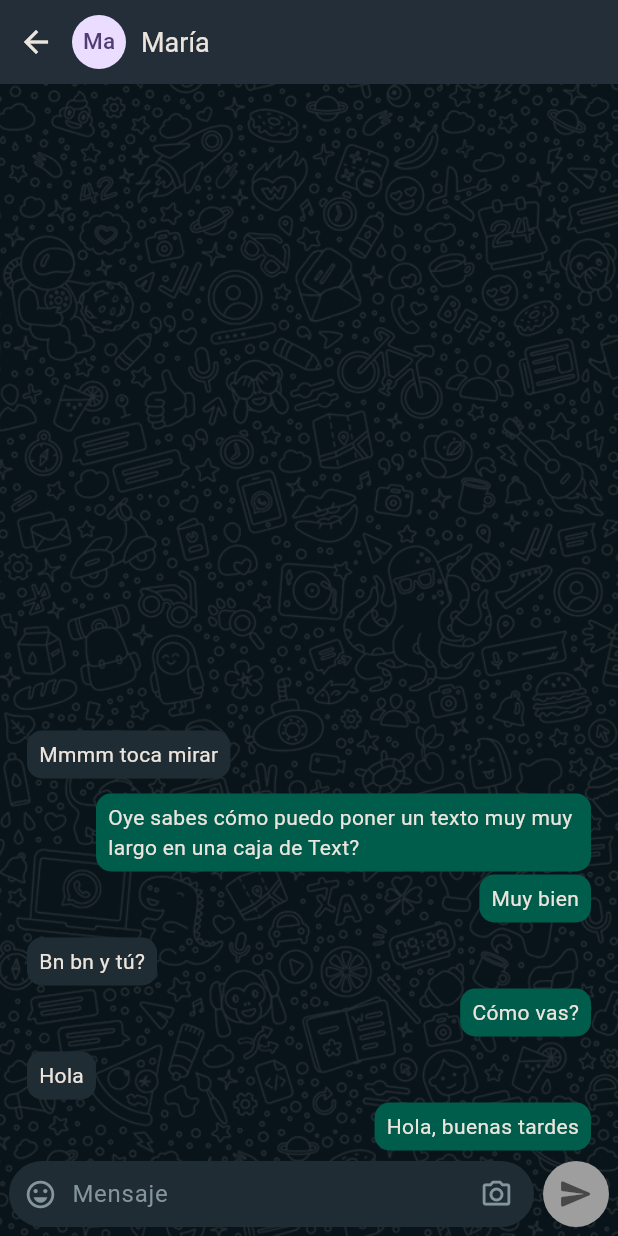
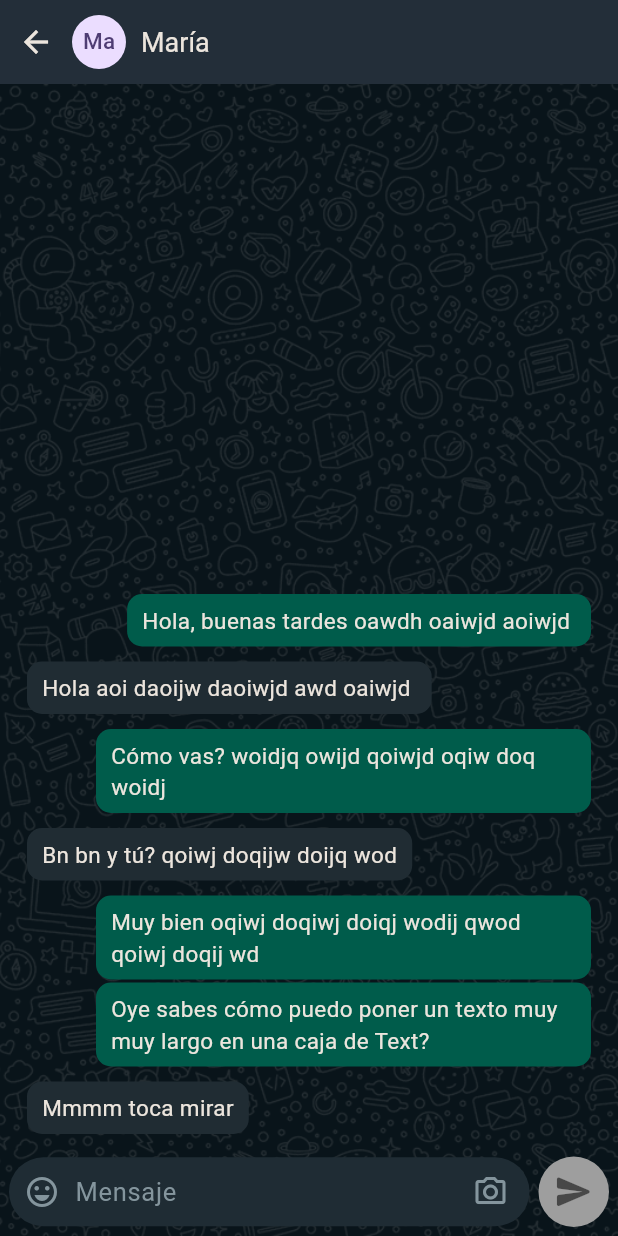
Before and after one commit to luismilopez10/realtime-chat-frontend, a Flutter app: the screen it shows after launch, after a tap on "Ma", on a phone screen of 412 x 824 dp. Run offline on Flutter 3.47's test engine with Material 3 defaults, Android fonts, the phone set to English and light mode, and no system bars; our stand-ins replace pull_to_refresh.

Commit message:
Fix chat bubbles spacing

```diff
--- a/lib/screens/chat_screen.dart
+++ b/lib/screens/chat_screen.dart
@@ -22,16 +22,20 @@ class _ChatScreenState extends State<ChatScreen> {
   final FocusNode _focusNode = FocusNode();
 
   final List<ChatMessage> _messages = [
-    const ChatMessage(userId: '1', text: 'Hola, buenas tardes'),
-    const ChatMessage(userId: '2', text: 'Hola'),
-    const ChatMessage(userId: '1', text: 'Cómo vas?'),
-    const ChatMessage(userId: '2', text: 'Bn bn y tú?'),
-    const ChatMessage(userId: '1', text: 'Muy bien'),
+    const ChatMessage(userId: '2', text: 'Mmmm toca mirar'),
     const ChatMessage(
         userId: '1',
         text:
             'Oye sabes cómo puedo poner un texto muy muy largo en una caja de Text?'),
-    const ChatMessage(userId: '2', text: 'Mmmm toca mirar'),
+    const ChatMessage(
+        userId: '1',
+        text: 'Muy bien oqiwj doqiwj doiqj wodij qwod qoiwj doqij wd'),
+    const ChatMessage(userId: '2', text: 'Bn bn y tú? qoiwj doqijw doijq wod'),
+    const ChatMessage(
+        userId: '1', text: 'Cómo vas? woidjq owijd qoiwjd oqiw doq woidj '),
+    const ChatMessage(userId: '2', text: 'Hola aoi daoijw daoiwjd awd oaiwjd '),
+    const ChatMessage(
+        userId: '1', text: 'Hola, buenas tardes oawdh oaiwjd aoiwjd '),
   ];
 
   @override
@@ -91,22 +95,27 @@ class _ChatScreenState extends State<ChatScreen> {
                     padding: const EdgeInsets.symmetric(horizontal: 18.0),
                     child: ListView.builder(
                       itemCount: _messages.length,
-                      itemBuilder: (_, i) => Column(
-                        children: [
-                          if (i > 0 &&
-                              _messages[i - 1].userId != _messages[1].userId)
-                            const SizedBox(height: 8.0),
-                          _messages[i],
-                        ],
-                      ),
+                      itemBuilder: (_, i) {
+                        bool isFirstMessage = i == 0;
+                        bool isLastMessage = i == _messages.length - 1;
+                        bool isNextMessageFromDifferentUser =
+                            i < _messages.length - 1 &&
+                                _messages[i].userId != _messages[i + 1].userId;
+
+                        return Column(
+                          children: [
+                            if (isLastMessage || isNextMessageFromDifferentUser)
+                              const SizedBox(height: 8.0),
+                            _messages[i],
+                            if (isFirstMessage) const SizedBox(height: 8.0),
+                          ],
+                        );
+                      },
                       reverse: true,
                     ),
                   ),
                 ),
-                Container(
-                  color: Colors.transparent,
-                  child: _inputChat(),
-                ),
+                _inputChat(),
               ],
             ),
           ],
@@ -117,6 +126,7 @@ class _ChatScreenState extends State<ChatScreen> {
 
   Widget _inputChat() {
     return Container(
+      color: Colors.transparent,
       margin: const EdgeInsets.symmetric(horizontal: 6.0, vertical: 6.0),
       child: Row(
         children: [
@@ -137,26 +147,28 @@ class _ChatScreenState extends State<ChatScreen> {
                     child: Icon(
                       Icons.emoji_emotions_outlined,
                       color: AppColors.instance.greyColor,
-                      size: 22.0,
+                      size: 24.0,
                     ),
                   ),
                   const SizedBox(width: 10.0),
                   Expanded(
                     child: TextField(
                       controller: _textController,
+                      focusNode: _focusNode,
                       onSubmitted: _handleSubmit,
-                      onChanged: (_) {
-                        setState(() {});
-                      },
+                      onChanged: (_) => setState(() {}),
                       cursorColor: AppColors.instance.sendMessageColor,
-                      style: TextStyle(color: AppColors.instance.textColor),
+                      textCapitalization: TextCapitalization.sentences,
+                      style: TextStyle(
+                        color: AppColors.instance.textColor,
+                        fontSize: 17.0,
+                      ),
                       decoration: InputDecoration.collapsed(
                         hintText: 'Mensaje',
                         hintStyle: TextStyle(
                           color: AppColors.instance.greyColor,
                         ),
                       ),
-                      focusNode: _focusNode,
                     ),
                   ),
                   // const SizedBox(width: 14.0),
@@ -176,7 +188,7 @@ class _ChatScreenState extends State<ChatScreen> {
                     child: Icon(
                       Icons.camera_alt_outlined,
                       color: AppColors.instance.greyColor,
-                      size: 22.0,
+                      size: 24.0,
                     ),
                   ),
                   const SizedBox(width: 4.0),
@@ -202,6 +214,7 @@ class _ChatScreenState extends State<ChatScreen> {
               ),
               child: Icon(
                 Icons.send_rounded,
+                size: 27.0,
                 color: _textController.text.isNotEmpty
                     ? Colors.black
                     : Colors.black54,
--- a/lib/widgets/chat_message.dart
+++ b/lib/widgets/chat_message.dart
@@ -53,10 +53,13 @@ class _MessageContainer extends StatelessWidget {
           borderRadius: BorderRadius.circular(10.0),
         ),
         child: Padding(
-          padding: const EdgeInsets.symmetric(horizontal: 8.0, vertical: 6.0),
+          padding: const EdgeInsets.symmetric(horizontal: 10.0, vertical: 7.0),
           child: Text(
             text,
-            style: TextStyle(color: AppColors.instance.textColor),
+            style: TextStyle(
+              color: AppColors.instance.textColor,
+              fontSize: 15.0,
+            ),
           ),
           // _HourAndCheck(isMyMessage: isMyMessage),
         ),
@@ -84,7 +87,7 @@ class _HourAndCheck extends StatelessWidget {
               '6:47 p. m.',
               style: TextStyle(
                 color: AppColors.instance.textColor.withOpacity(0.6),
-                fontSize: 11.0,
+                fontSize: 12.0,
               ),
             ),
             if (isMyMessage)
```
